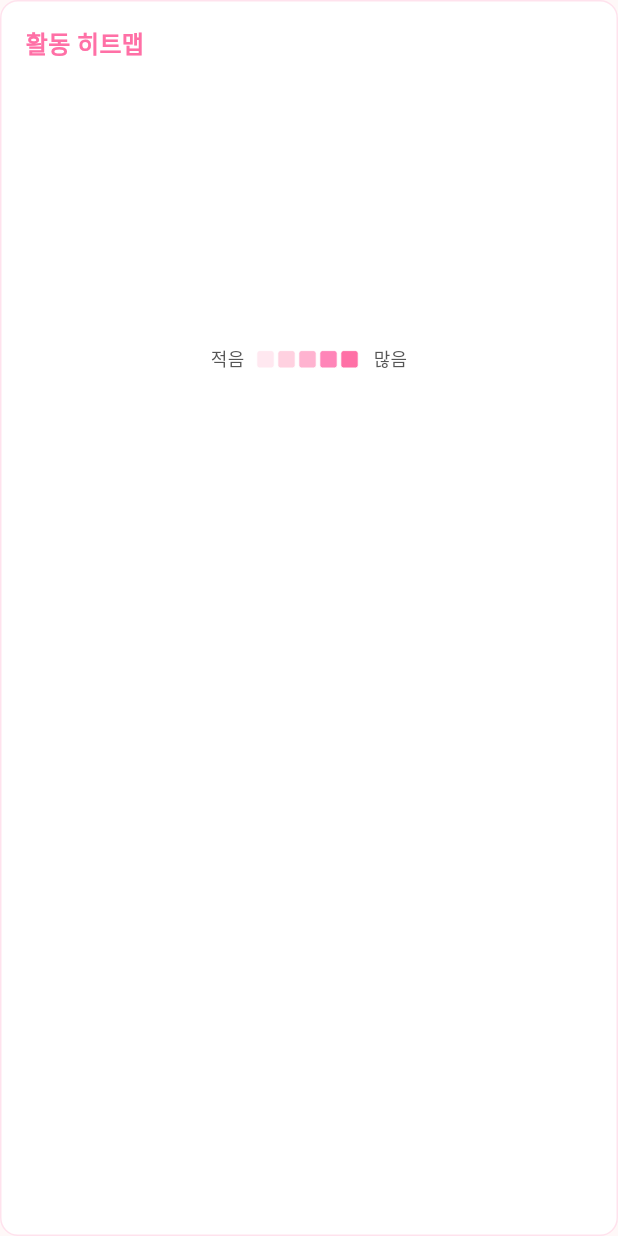
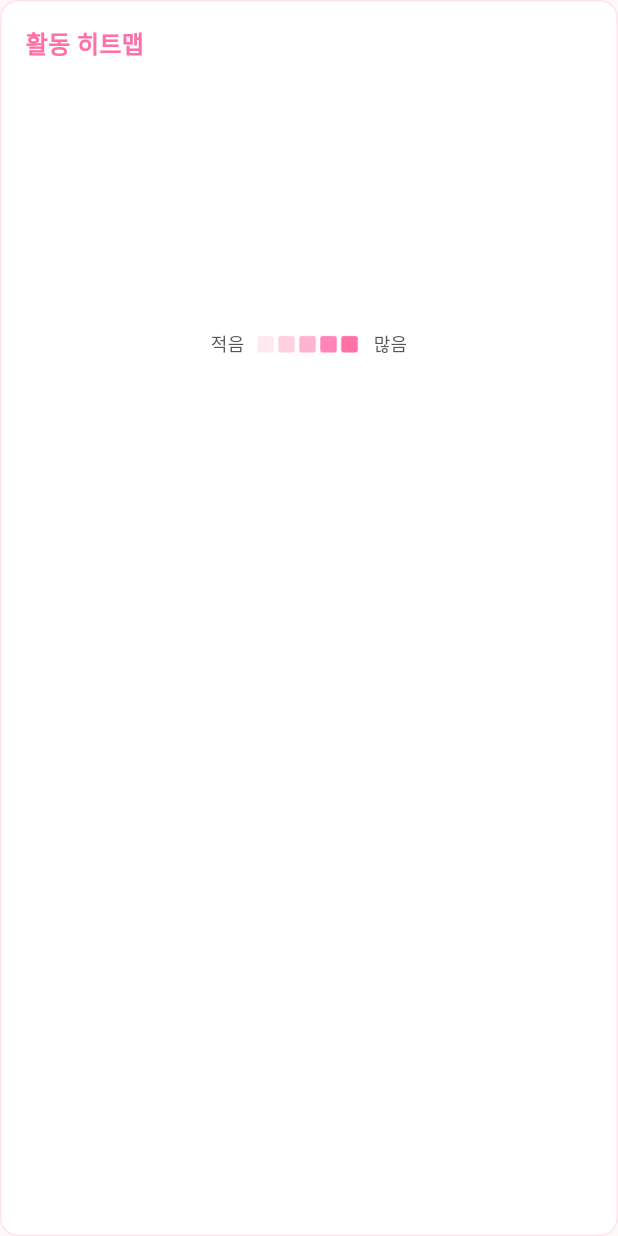
Before and after one commit to Do-Boo/LIA, a Flutter app: the HeatmapChart widget shown alone on an empty page, opened directly with empty values, on a phone screen of 412 x 824 dp. Run offline on Flutter 3.47's test engine with Material 3 defaults, Android fonts, the light colour scheme and no system bars; our stand-ins replace flutter_staggered_animations, hugeicons; Roboto replaces fonts that are missing (NotoSansKR).

Commit message:
fix(charts): 히트맵 차트 오버플로우 및 Y축 레이블 문제 해결
- 최소 셀 크기를 16px → 12px로 조정하여 오버플로우 방지
- 최대 셀 크기를 20px로 제한하여 부모 위젯 초과 방지
- Y축 요일 레이블 위치를 28px로 조정하여 확실히 표시되도록 개선
- 차트 높이를 350px → 320px로 조정하여 안정적인 레이아웃 확보
- 차트 내부 여백을 150px → 160px로 조정하여 여백 확보

부모 위젯을 초과하는 문제와 Y축 요일 레이블이 사라지는 문제를 해결하여 안정적인 히트맵 차트 표시를 구현.

```diff
--- a/lib/presentation/screens/main_screen.dart
+++ b/lib/presentation/screens/main_screen.dart
@@ -1513,7 +1513,7 @@ class _MainScreenState extends State<MainScreen> {
           data: _generateHeatmapData().expand((x) => x).toList(),
           title: '주간 메시지 활동 패턴',
           titleIcon: HugeIcons.strokeRoundedCalendar03,
-          height: 350, // 기본 300에서 350으로 증가
+          height: 320, // 350 → 320으로 조정하여 오버플로우 방지
         ),
 
         const SizedBox(height: 16),
--- a/lib/presentation/widgets/specific/charts/heatmap_chart.dart
+++ b/lib/presentation/widgets/specific/charts/heatmap_chart.dart
@@ -130,7 +130,7 @@ class _HeatmapChartState extends State<HeatmapChart>
 
           // 차트
           SizedBox(
-            height: widget.height - 150, // 200 → 150으로 줄여서 차트 영역 확대
+            height: widget.height - 160, // 150 → 160으로 조정하여 여백 확보
             child: AnimatedBuilder(
               animation: _animation,
               builder: (context, child) {
@@ -263,13 +263,17 @@ class _HeatmapChartPainter extends CustomPainter {
       maxValue = math.max(maxValue, value);
     }
 
-    // 최소 셀 크기 설정 (더 큰 블록을 위해)
-    const double minCellSize = 16.0; // 최소 셀 크기를 16px로 설정
+    // 최소 셀 크기 설정하되 부모 위젯을 초과하지 않도록 제한
+    const double minCellSize = 12.0; // 16 → 12로 줄여서 오버플로우 방지
+    const double maxCellSize = 20.0; // 최대 셀 크기 제한 추가
 
-    // 셀 크기 계산 - 최소 크기 보장
+    // 셀 크기 계산 - 최소/최대 크기 제한
     final double cellSize = math.max(
       minCellSize,
-      math.min(chartWidth / maxCols, chartHeight / maxRows),
+      math.min(
+        maxCellSize,
+        math.min(chartWidth / maxCols, chartHeight / maxRows),
+      ),
     );
 
     // 실제 차트 크기 계산
@@ -280,14 +284,14 @@ class _HeatmapChartPainter extends CustomPainter {
     final double offsetX = leftMargin + (chartWidth - actualChartWidth) / 2;
     final double offsetY = topMargin + (chartHeight - actualChartHeight) / 2;
 
-    // Y축 레이블 그리기 (요일)
+    // Y축 레이블 그리기 (요일) - 먼저 그리기
     _drawYAxisLabels(canvas, offsetY, cellSize, maxRows);
 
     // X축 레이블 그리기 (시간)
     _drawXAxisLabels(
       canvas,
       offsetX,
-      offsetY + (cellSize * maxRows),
+      offsetY + actualChartHeight, // cellSize * maxRows 대신 actualChartHeight 사용
       cellSize,
       maxCols,
     );
@@ -363,14 +367,18 @@ class _HeatmapChartPainter extends CustomPainter {
         text: days[i],
         style: AppTextStyles.caption.copyWith(
           color: AppColors.secondaryText,
-          fontSize: 11,
+          fontSize: 12, // 11 → 12로 증가
         ),
       );
       textPainter.layout();
 
+      // 레이블 위치를 더 왼쪽으로 이동하여 확실히 보이도록
       textPainter.paint(
         canvas,
-        Offset(25 - textPainter.width, y - textPainter.height / 2),
+        Offset(
+          28 - textPainter.width,
+          y - textPainter.height / 2,
+        ), // 25 → 28로 조정
       );
     }
   }
```
